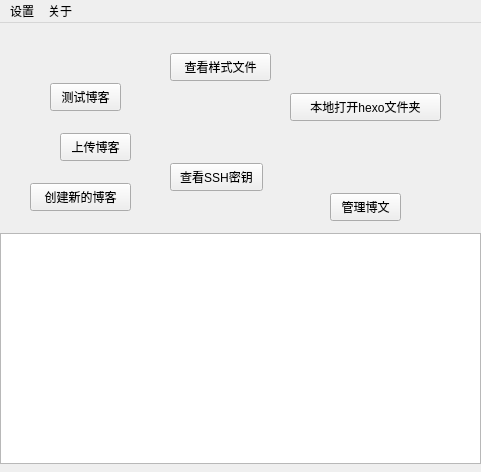
This is hexo_GUI/hexo_GUI.ui in intmian/hexo_GUI as Qt 5 draws it before an edit. The edited form follows.
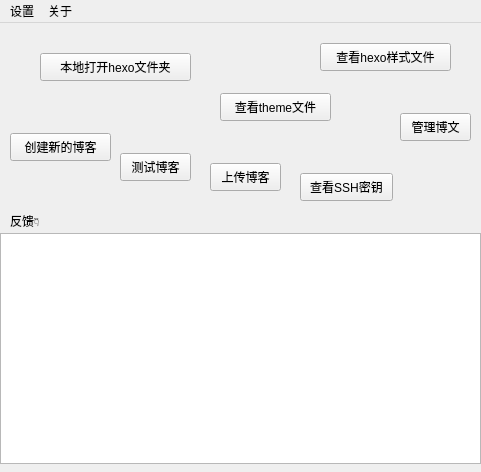
This is the edited form.

Commit message: 主界面ok

```diff
--- a/hexo_GUI/hexo_GUI.ui
+++ b/hexo_GUI/hexo_GUI.ui
@@ -27,21 +27,21 @@
    <widget class="QPushButton" name="pushButton_4">
     <property name="geometry">
      <rect>
-      <x>170</x>
-      <y>30</y>
-      <width>101</width>
+      <x>220</x>
+      <y>70</y>
+      <width>111</width>
       <height>28</height>
      </rect>
     </property>
     <property name="text">
-     <string>查看样式文件</string>
+     <string>查看theme文件</string>
     </property>
    </widget>
    <widget class="QPushButton" name="pushButton_2">
     <property name="geometry">
      <rect>
-      <x>60</x>
-      <y>110</y>
+      <x>210</x>
+      <y>140</y>
       <width>71</width>
       <height>28</height>
      </rect>
@@ -53,8 +53,8 @@
    <widget class="QPushButton" name="pushButton_3">
     <property name="geometry">
      <rect>
-      <x>50</x>
-      <y>60</y>
+      <x>120</x>
+      <y>130</y>
       <width>71</width>
       <height>28</height>
      </rect>
@@ -66,8 +66,8 @@
    <widget class="QPushButton" name="pushButton">
     <property name="geometry">
      <rect>
-      <x>30</x>
-      <y>160</y>
+      <x>10</x>
+      <y>110</y>
       <width>101</width>
       <height>28</height>
      </rect>
@@ -79,8 +79,8 @@
    <widget class="QPushButton" name="pushButton_5">
     <property name="geometry">
      <rect>
-      <x>170</x>
-      <y>140</y>
+      <x>300</x>
+      <y>150</y>
       <width>93</width>
       <height>28</height>
      </rect>
@@ -92,8 +92,8 @@
    <widget class="QPushButton" name="pushButton_6">
     <property name="geometry">
      <rect>
-      <x>290</x>
-      <y>70</y>
+      <x>40</x>
+      <y>30</y>
       <width>151</width>
       <height>28</height>
      </rect>
@@ -105,8 +105,8 @@
    <widget class="QPushButton" name="pushButton_7">
     <property name="geometry">
      <rect>
-      <x>330</x>
-      <y>170</y>
+      <x>400</x>
+      <y>90</y>
       <width>71</width>
       <height>28</height>
      </rect>
@@ -115,6 +115,32 @@
      <string>管理博文</string>
     </property>
    </widget>
+   <widget class="QPushButton" name="hexo_y_button">
+    <property name="geometry">
+     <rect>
+      <x>320</x>
+      <y>20</y>
+      <width>131</width>
+      <height>28</height>
+     </rect>
+    </property>
+    <property name="text">
+     <string>查看hexo样式文件</string>
+    </property>
+   </widget>
+   <widget class="QLabel" name="label">
+    <property name="geometry">
+     <rect>
+      <x>10</x>
+      <y>190</y>
+      <width>72</width>
+      <height>15</height>
+     </rect>
+    </property>
+    <property name="text">
+     <string>反馈👇</string>
+    </property>
+   </widget>
   </widget>
   <widget class="QMenuBar" name="menuBar">
    <property name="geometry">
```
Left out of the diff: 33 changed lines with no effect on the pictures.
